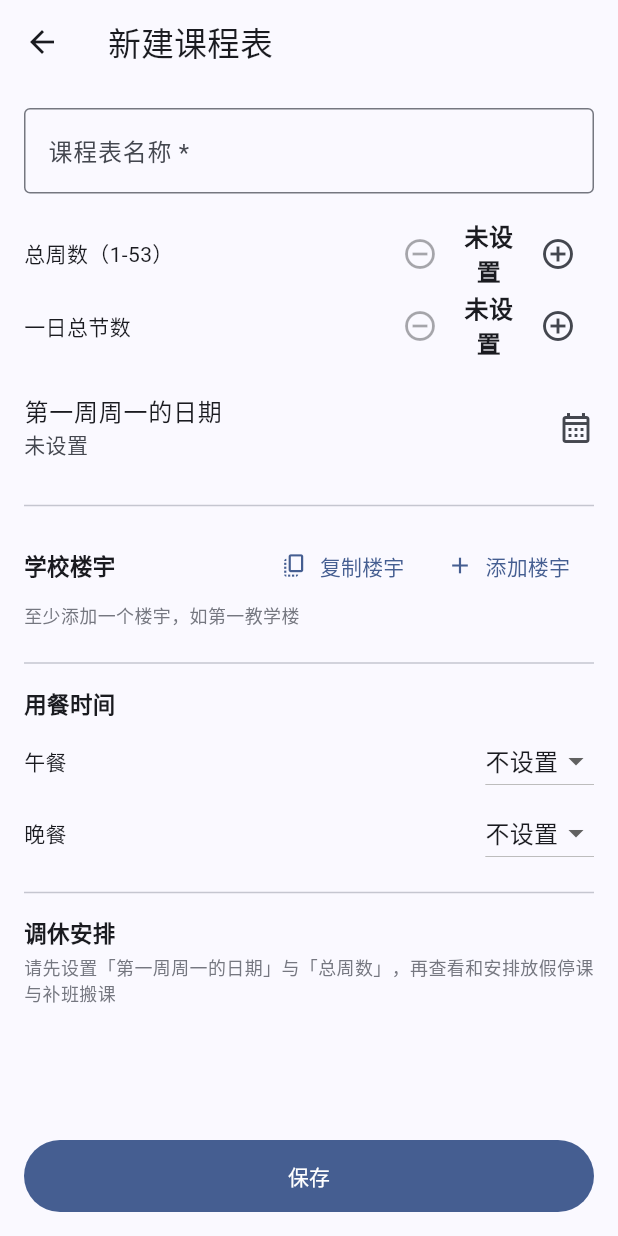
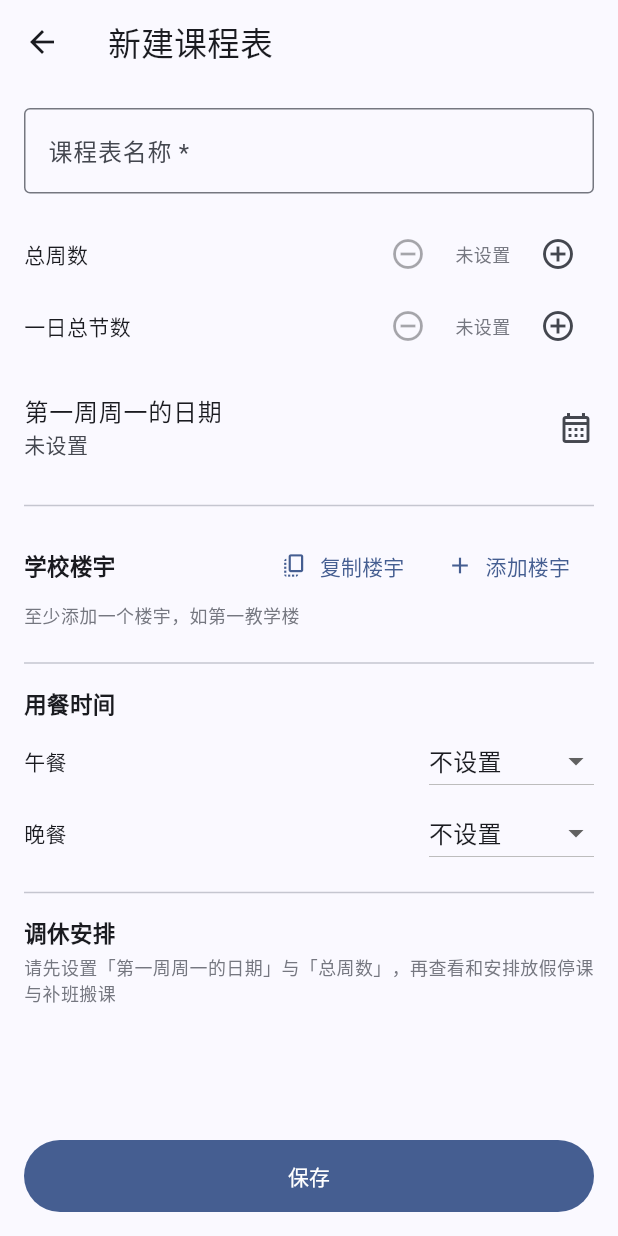
Before and after one commit to DaHedan/ClassPath, a Flutter app: the ScheduleFormPage screen opened directly, on a phone screen of 412 x 824 dp. Run offline on Flutter 3.47's test engine with Material 3 defaults, Android fonts, the phone set to English and light mode, and no system bars; our stand-ins replace flutter_local_notifications, flutter_timezone, shared_preferences, timezone; accounts and stored records are empty.

Commit message:
修改UI

```diff
--- a/lib/pages/schedule_form_page.dart
+++ b/lib/pages/schedule_form_page.dart
@@ -202,7 +202,7 @@ class _ScheduleFormPageState extends State<ScheduleFormPage> {
           const SizedBox(height: 16),
           _stepperTile(
             theme,
-            '总周数（1-53）',
+            '总周数',
             _totalWeeks,
             1,
             53,
@@ -217,7 +217,12 @@ class _ScheduleFormPageState extends State<ScheduleFormPage> {
             _periodsPerDay,
             1,
             20,
-            (v) => setState(() => _periodsPerDay = v),
+            (v) => setState(() {
+              _periodsPerDay = v;
+              // 餐后节数超出新范围时重置为「不设置」。
+              if (_lunchAfter > v) _lunchAfter = 0;
+              if (_dinnerAfter > v) _dinnerAfter = 0;
+            }),
           ),
           const SizedBox(height: 8),
           ListTile(
@@ -357,11 +362,19 @@ class _ScheduleFormPageState extends State<ScheduleFormPage> {
               value != null && value > min ? () => onChanged(value - 1) : null,
         ),
         SizedBox(
-          width: 44,
-          child: Text(
-            value == null ? '未设置' : '$value',
+          width: 52,
+          child: value == null
+              ? Text(
+                  '未设置',
                   textAlign: TextAlign.center,
-            style: const TextStyle(fontSize: 16, fontWeight: FontWeight.bold),
+                  style: TextStyle(
+                      fontSize: 12, color: theme.colorScheme.outline),
+                )
+              : Text(
+                  '$value',
+                  textAlign: TextAlign.center,
+                  style: const TextStyle(
+                      fontSize: 16, fontWeight: FontWeight.bold),
                 ),
         ),
         IconButton(
@@ -386,14 +399,19 @@ class _ScheduleFormPageState extends State<ScheduleFormPage> {
       children: [
         Text(label),
         const Spacer(),
-        DropdownButton<int>(
+        // 固定宽度，避免选中文字长度变化导致选项位置左右移动。
+        SizedBox(
+          width: 110,
+          child: DropdownButton<int>(
             value: value,
+            isExpanded: true,
             items: [
               const DropdownMenuItem(value: 0, child: Text('不设置')),
               for (var i = 1; i <= (_periodsPerDay ?? 0); i++)
                 DropdownMenuItem(value: i, child: Text('第$i节后')),
             ],
             onChanged: (v) => onChanged(v ?? 0),
+          ),
         ),
       ],
     );
```
Lines whose indentation alone changed are shown as unchanged.
